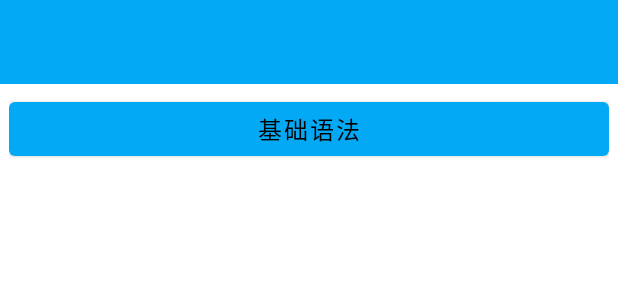
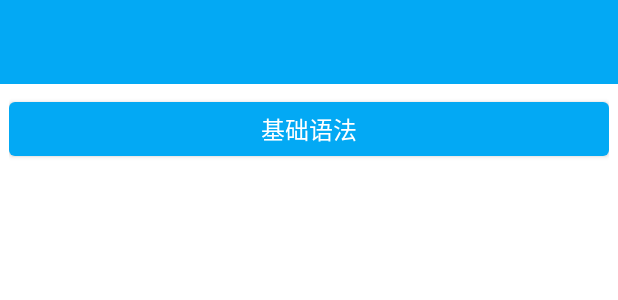
Before and after one commit to yztcit/PKot, an Android app: the layout activity_main.xml on its own in the app's theme, with its tools: preview values and no code run, on a phone screen of 412 x 824 dp. Shown: the top 300 px of the screen. Run offline under Robolectric (Android 15) with nearby library versions, the phone set to English and light mode, and no system bars.

Commit message:
textColor union

```diff
--- a/app/src/main/res/layout/activity_main.xml
+++ b/app/src/main/res/layout/activity_main.xml
@@ -28,7 +28,7 @@
                     android:id="@+id/btn_primary"
                     android:text="@string/column_primary"
                     android:textSize="16sp"
-                    android:textColor="?android:textColorPrimary"
+                    style="@style/DesignToolbarTheme"
                     android:layout_width="match_parent"
                     android:layout_height="wrap_content" />
             </androidx.appcompat.widget.LinearLayoutCompat>
--- a/app/src/main/res/layout/activity_primary.xml
+++ b/app/src/main/res/layout/activity_primary.xml
@@ -27,7 +27,7 @@
                 <Button
                     android:id="@+id/btn_primary"
                     android:text="@string/turn_to"
-                    android:textColor="?android:textColorPrimary"
+                    style="@style/DesignToolbarTheme"
                     android:layout_width="match_parent"
                     android:layout_height="wrap_content"
                     app:layout_constraintEnd_toEndOf="parent" />
```
